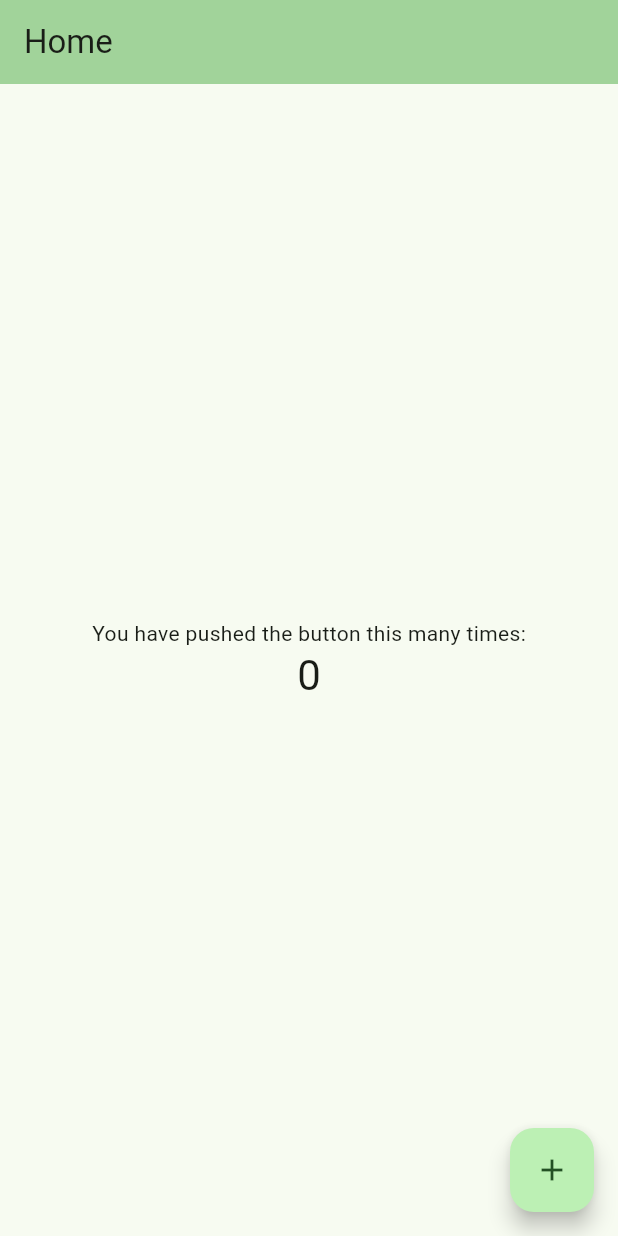
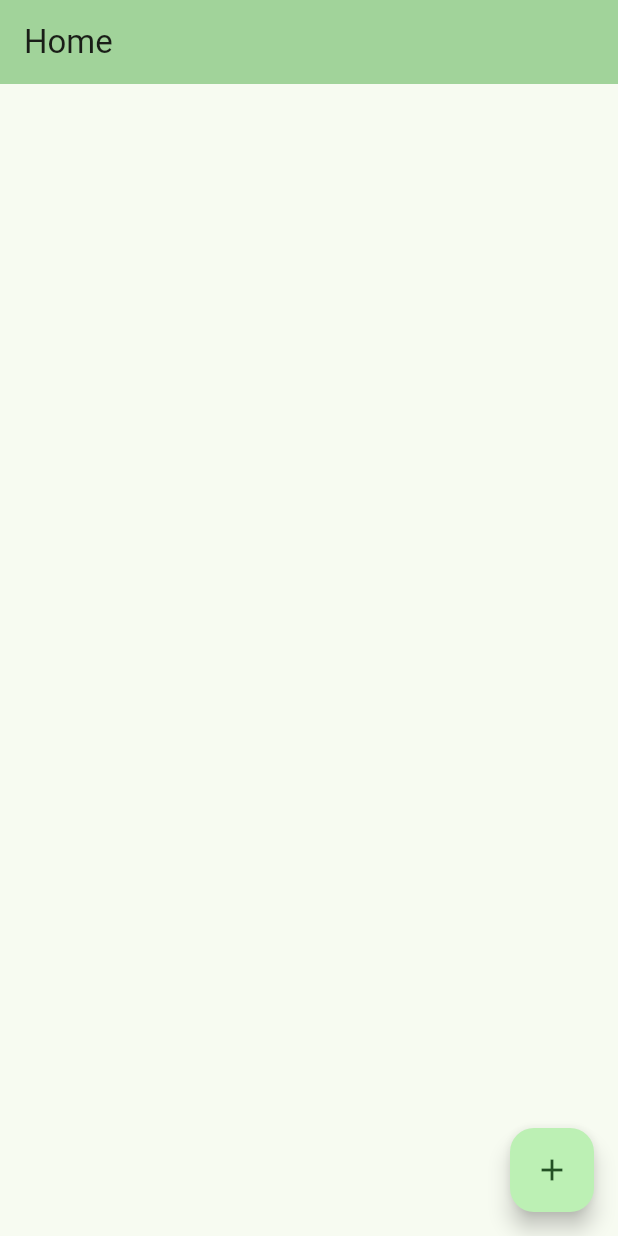
Before and after one commit to Afsaumutoniwase/jaclean, a Flutter app: the screen it shows after launch, on a phone screen of 412 x 824 dp. Run offline on Flutter 3.47's test engine with Material 3 defaults, Android fonts, the phone set to English and light mode, and no system bars; our stand-ins replace firebase_core; accounts and stored records are empty.

Commit message:
modifying the structure

```diff
--- a/lib/main.dart
+++ b/lib/main.dart
@@ -51,18 +51,6 @@
         backgroundColor: Theme.of(context).colorScheme.inversePrimary,
         title: Text(widget.title),
       ),
-      body: Center(
-        child: Column(
-          mainAxisAlignment: MainAxisAlignment.center,
-          children: <Widget>[
-            const Text('You have pushed the button this many times:'),
-            Text(
-              '$_counter',
-              style: Theme.of(context).textTheme.headlineMedium,
-            ),
-          ],
-        ),
-      ),
       floatingActionButton: FloatingActionButton(
         onPressed: _incrementCounter,
         tooltip: 'Increment',
```
